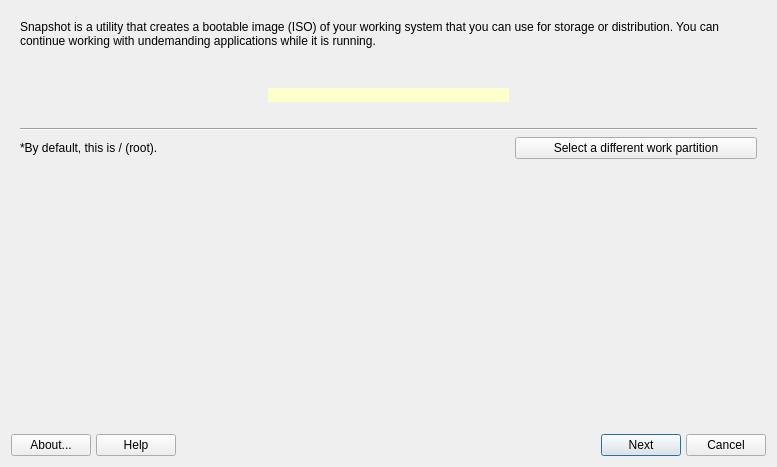
AdrianTM/mx-snapshot-old, file mxsnapshot.ui: the form before one commit.
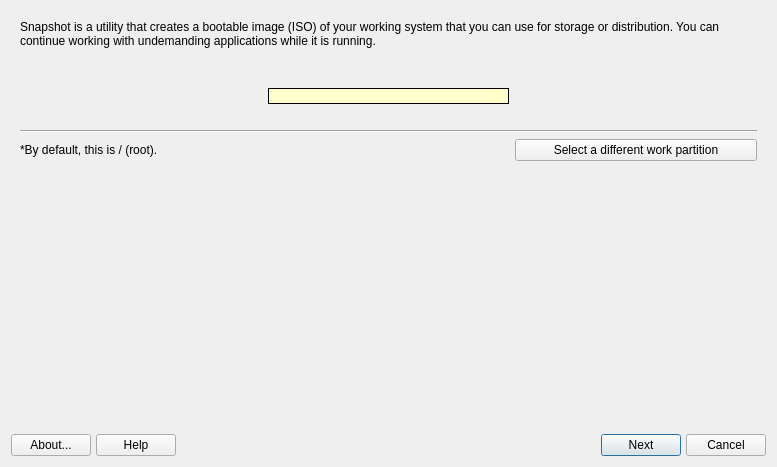
The form after the commit. Icons and pictures are not drawn.

```diff
--- a/mxsnapshot.ui
+++ b/mxsnapshot.ui
@@ -38,16 +38,6 @@
          </property>
         </widget>
        </item>
-       <item row="6" column="0">
-        <widget class="QLabel" name="labelSelectDifferent">
-         <property name="text">
-          <string>*By default, this is / (root).</string>
-         </property>
-         <property name="wordWrap">
-          <bool>true</bool>
-         </property>
-        </widget>
-       </item>
        <item row="8" column="0">
         <spacer name="verticalSpacer">
          <property name="orientation">
@@ -106,7 +96,11 @@
           <bool>false</bool>
          </property>
          <property name="styleSheet">
-          <string notr="true">background-color: rgb(255, 255, 204);</string>
+          <string notr="true">background-color: rgb(255, 255, 204);
+border-color: rgb(0, 0, 0);</string>
+         </property>
+         <property name="frameShape">
+          <enum>QFrame::Box</enum>
          </property>
          <property name="text">
           <string/>
@@ -122,6 +116,16 @@
          </property>
         </widget>
        </item>
+       <item row="6" column="0" colspan="2">
+        <widget class="QLabel" name="labelSelectDifferent">
+         <property name="text">
+          <string>*By default, this is / (root).</string>
+         </property>
+         <property name="wordWrap">
+          <bool>true</bool>
+         </property>
+        </widget>
+       </item>
       </layout>
      </widget>
      <widget class="QWidget" name="outputPage">
```
